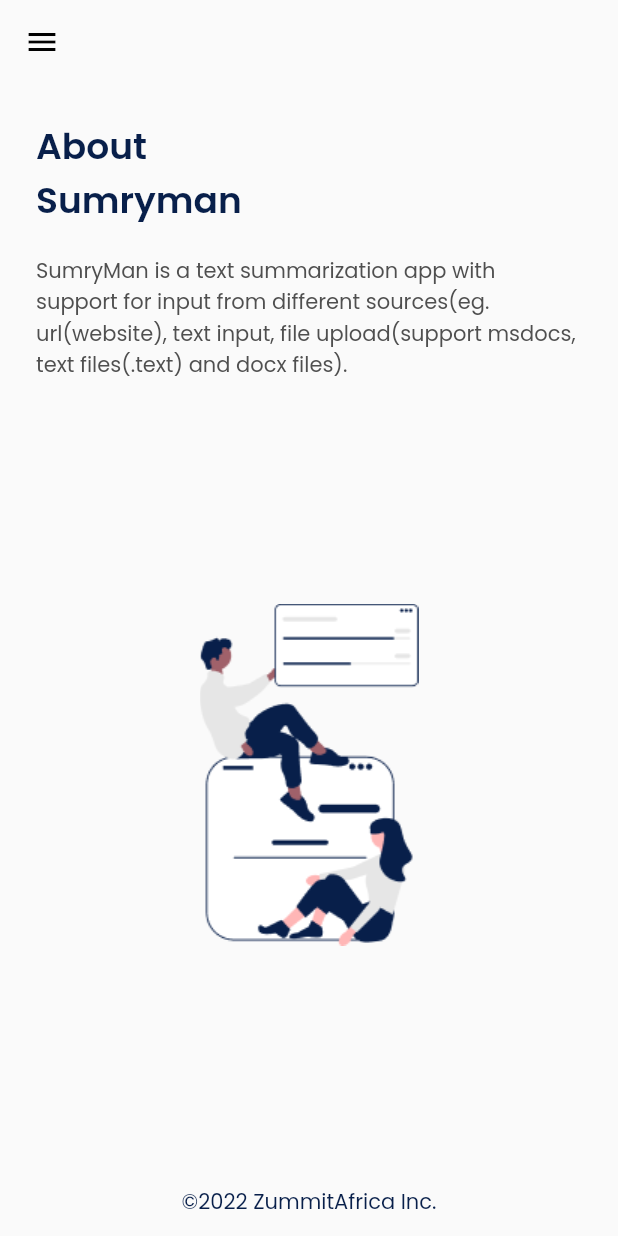
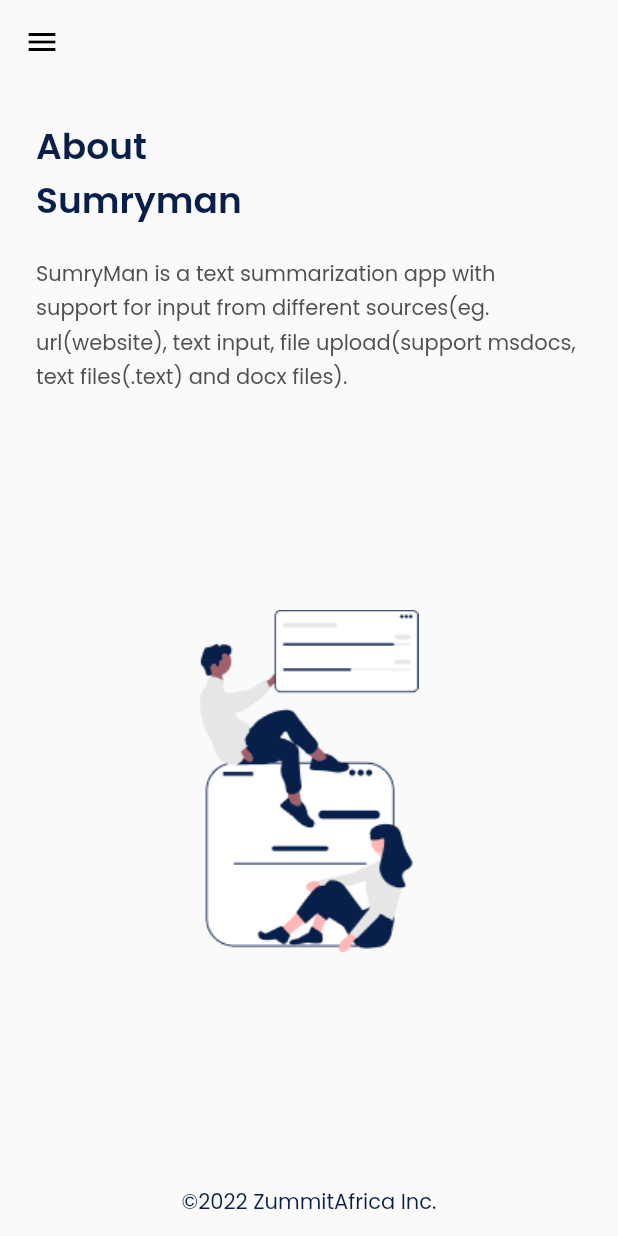
Before and after one commit to Zummit-Africa-Inc/sumry_man_mobile, a Flutter app: the AboutScreen screen opened by its route, on a phone screen of 412 x 824 dp. Run offline on Flutter 3.47's test engine with Material 2 defaults, Android fonts, the light colour scheme and no system bars; our stand-ins replace date_format, dio, file_picker, firebase_auth, firebase_core, firebase_database and 6 more; missing offline and left inert: boxy, flutter_facebook_auth; accounts and stored records are empty; generated files the repository leaves out were written again.

Commit message:
created a responsive about screen

```diff
--- a/lib/screens/about/screen.dart
+++ /dev/null
@@ -1,54 +0,0 @@
-// ignore_for_file: prefer_const_constructors
-
-import 'package:flutter/material.dart';
-
-import '../../components/app_bar.dart';
-import '../../components/buttons.dart';
-import '../../components/copyright.dart';
-import '../../components/drawer.dart';
-import '../../components/spacers.dart';
-import '../../utils/designs/dimens.dart';
-import '../../utils/res/res_profile.dart';
-
-class AboutScreen extends StatelessWidget {
-  const AboutScreen({Key? key}) : super(key: key);
-  @override
-  Widget build(BuildContext context) {
-    final theme = Theme.of(context);
-
-    return Scaffold(
-      appBar: DefaultAppBar(trailing: LoginRegisterButton()),
-      drawer: const AppDrawer(),
-      body: SafeArea(
-        child: Padding(
-          padding: const EdgeInsets.fromLTRB(sPadding, sPadding, sPadding, 0),
-          child: Column(
-            crossAxisAlignment: CrossAxisAlignment.start,
-            children: [
-              Text(
-                ResAboutScreen.title,
-                style: theme.textTheme.headline5?.copyWith(
-                  fontWeight: FontWeight.w600,
-                  color: theme.colorScheme.primary,
-                ),
-              ),
-              vSpace(sSecondaryPadding),
-              Text(ResAboutScreen.body),
-              Spacer(),
-              Expanded(
-                flex: 2,
-                child: Center(
-                  child: Image.asset(
-                    "assets/images/about_img.png",
-                  ),
-                ),
-              ),
-              Spacer(),
-              Copyright()
-            ],
-          ),
-        ),
-      ),
-    );
-  }
-}
--- /dev/null
+++ b/lib/screens/about_screen.dart
@@ -0,0 +1,106 @@
+// ignore_for_file: prefer_const_constructors
+
+import 'package:flutter/material.dart';
+
+import '../components/app_bar.dart';
+import '../components/buttons.dart';
+import '../components/copyright.dart';
+import '../components/drawer.dart';
+import '../components/spacers.dart';
+import '../utils/designs/assets.dart';
+import '../utils/designs/dimens.dart';
+import '../utils/res/res_profile.dart';
+
+class AboutScreen extends StatelessWidget {
+  final bool isLargeScreen;
+  final double padding;
+
+  const AboutScreen({
+    Key? key,
+    required this.isLargeScreen,
+    required this.padding,
+  }) : super(key: key);
+
+  @override
+  Widget build(BuildContext context) {
+    final theme = Theme.of(context);
+    final textTheme = theme.textTheme;
+
+    final text = Column(
+      crossAxisAlignment: CrossAxisAlignment.start,
+      mainAxisAlignment: MainAxisAlignment.center,
+      children: [
+        Text(
+          isLargeScreen ? ResAboutScreen.titleBig : ResAboutScreen.titleSmall,
+          style: (isLargeScreen ? textTheme.headline3 : textTheme.headline5)
+              ?.copyWith(
+            fontWeight: FontWeight.w600,
+            color: theme.colorScheme.primary,
+          ),
+        ),
+        vSpace(sSecondaryPadding),
+        Text(
+          ResAboutScreen.body,
+          style: (isLargeScreen ? textTheme.headline5 : textTheme.bodyText2)
+              ?.copyWith(
+            color: isLargeScreen ? theme.colorScheme.primary : null,
+            height: isLargeScreen ? 2.125 : 1.64,
+          ),
+        ),
+      ],
+    );
+
+    final content = isLargeScreen
+        ? Row(
+            crossAxisAlignment: CrossAxisAlignment.stretch,
+            mainAxisAlignment: MainAxisAlignment.center,
+            children: [
+              Expanded(
+                child: Center(
+                  child: Image.asset(Assets.aboutLarge),
+                ),
+              ),
+              hSpace(padding * 2),
+              Expanded(
+                child: text,
+              ),
+            ],
+          )
+        : Column(
+            crossAxisAlignment: CrossAxisAlignment.start,
+            children: [
+              text,
+              Spacer(),
+              Expanded(
+                flex: 2,
+                child: Center(
+                  child: Image.asset(Assets.about),
+                ),
+              ),
+              Spacer(),
+              Copyright()
+            ],
+          );
+
+    return Scaffold(
+      appBar: isLargeScreen
+          ? null
+          : DefaultAppBar(
+              trailing: LoginRegisterButton(),
+            ),
+      drawer: isLargeScreen ? null : const AppDrawer(),
+      body: SafeArea(
+        child: Container(
+          color: isLargeScreen ? Color(0xFFFFFEF5) : Colors.transparent,
+          padding: EdgeInsets.fromLTRB(
+            padding,
+            padding,
+            padding,
+            isLargeScreen ? padding : 0,
+          ),
+          child: content,
+        ),
+      ),
+    );
+  }
+}
--- a/lib/utils/designs/assets.dart
+++ b/lib/utils/designs/assets.dart
@@ -8,4 +8,6 @@
   static const String welcome2 = "assets/images/welcome_2.png";
   static const String next = "assets/images/nextPage.png";
   static const String eyeLogo = "assets/images/eye_img.png";
+  static const String about = "assets/images/about_img.png";
+  static const String aboutLarge = "assets/images/home_img.png";
 }
--- a/lib/utils/designs/routes.dart
+++ b/lib/utils/designs/routes.dart
@@ -1,11 +1,12 @@
 import 'package:flutter/widgets.dart';
 
-import '../../screens/about/screen.dart';
+import '../../screens/about_screen.dart';
 import '../../screens/comment_screen.dart';
 import '../../screens/home/home_screen.dart';
 import '../../screens/login_screen.dart';
 import '../../screens/onboarding_screen.dart';
 import '../../screens/splash_screen.dart';
+import 'dimens.dart';
 
 class Routes {
   Routes._();
@@ -17,10 +18,17 @@
   static const String comment = "/comment";
   static const String splash = "/splash";
 
+  static bool isLargeScreen(BuildContext context) {
+    return MediaQuery.of(context).size.width > 760;
+  }
+
   static Map<String, Widget Function(BuildContext)> routes = {
     onboarding: (context) => const OnboardingScreen(),
     home: (context) => const HomeScreen(),
-    about: (context) => const AboutScreen(),
+    about: (ctx) => AboutScreen(
+          isLargeScreen: isLargeScreen(ctx),
+          padding: sPadding,
+        ),
     login: (context) => const LoginScreen(),
     comment: (context) => const CommentScreen(),
     splash: (context) => const SplashScreen(),
--- a/lib/utils/res/res_profile.dart
+++ b/lib/utils/res/res_profile.dart
@@ -67,7 +67,8 @@
 class ResAboutScreen {
   ResAboutScreen._();
 
-  static const String title = "About\nSumryman";
+  static const String titleSmall = "About\nSumryman";
+  static const String titleBig = "Get Instant Summary";
   static const String body =
       "SumryMan is a text summarization app with support for input from different sources(eg. url(website), text input, file upload(support msdocs, text files(.text) and docx files).";
 }
```
Also changed, not shown: lib/screens/about/mobile.dart (deleted), lib/screens/about/web.dart (deleted).
